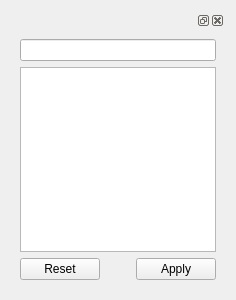
Before: the Qt Designer form ui/dock_datadock.ui in ondrolexa/readsdb, drawn with Qt 5.
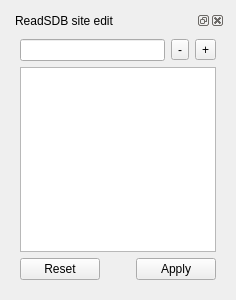
After: the same form once the commit is applied.

Commit message: Adding and removing data in dock widget

What changed in the file:
```diff
--- a/ui/dock_datadock.ui
+++ b/ui/dock_datadock.ui
@@ -16,17 +16,44 @@
   <layout class="QVBoxLayout" name="verticalLayout">
    <item>
     <widget class="QDockWidget" name="dockWidget">
+     <property name="windowTitle">
+      <string>ReadSDB site edit</string>
+     </property>
      <widget class="QWidget" name="dockWidgetContents">
       <layout class="QVBoxLayout" name="verticalLayout_2">
        <item>
+        <layout class="QHBoxLayout" name="horizontalLayout">
+         <item>
         <widget class="QLineEdit" name="lineSite">
          <property name="enabled">
           <bool>true</bool>
          </property>
+           <property name="sizePolicy">
+            <sizepolicy hsizetype="Expanding" vsizetype="Fixed">
+             <horstretch>0</horstretch>
+             <verstretch>0</verstretch>
+            </sizepolicy>
+           </property>
          <property name="readOnly">
           <bool>true</bool>
          </property>
         </widget>
+         </item>
+         <item>
+          <widget class="QToolButton" name="toolRemove">
+           <property name="text">
+            <string>-</string>
+           </property>
+          </widget>
+         </item>
+         <item>
+          <widget class="QToolButton" name="toolAdd">
+           <property name="text">
+            <string>+</string>
+           </property>
+          </widget>
+         </item>
+        </layout>
        </item>
        <item>
         <widget class="QTableView" name="dataView"/>
```
Lines whose indentation alone changed are shown as unchanged. The commit also changes 2 other files.
